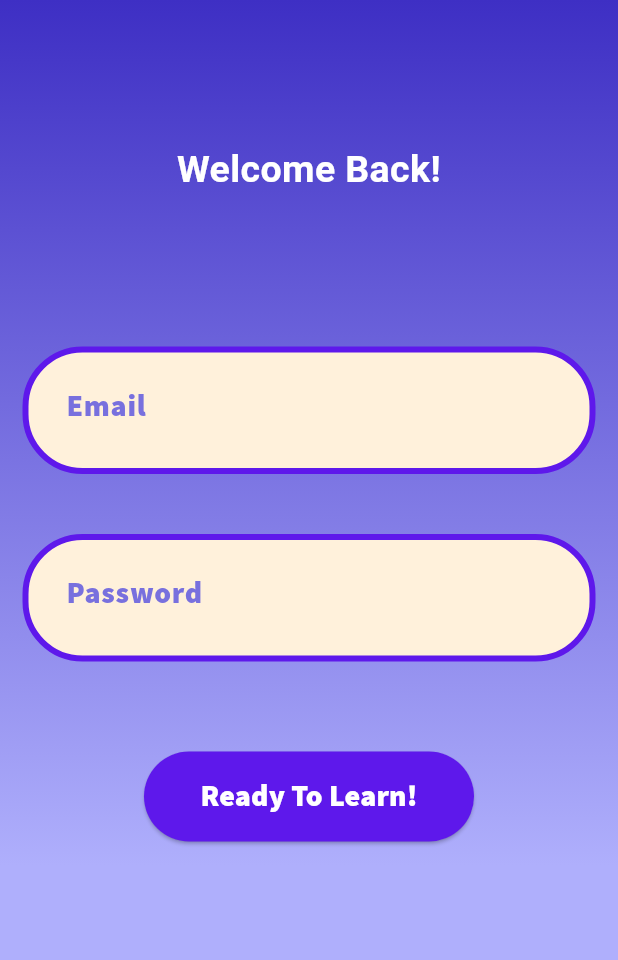
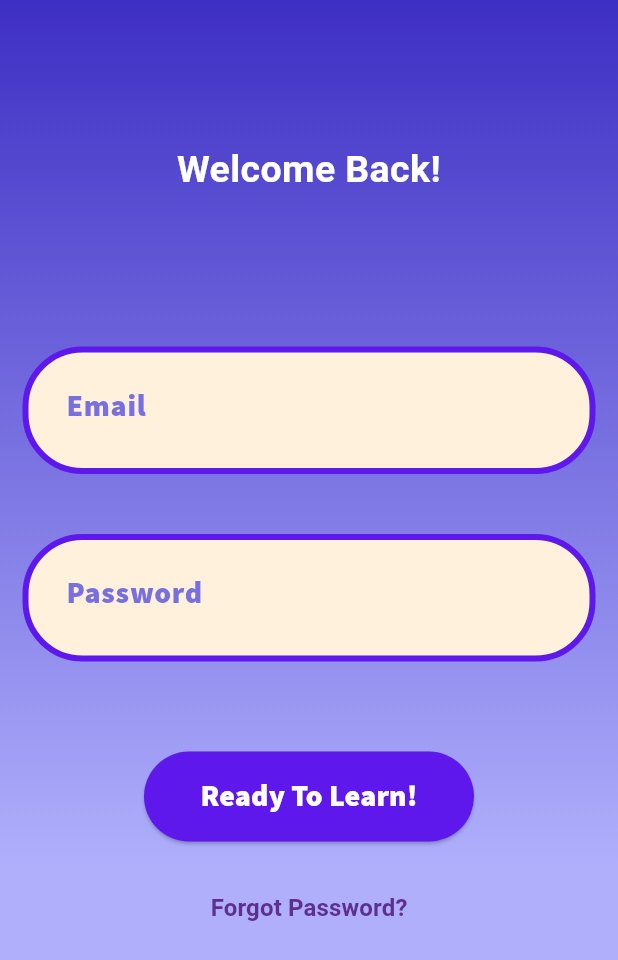
Before and after one commit to Mohamed-Amara/CoinWaFront-KMA-Q125, a Flutter app: the LoginPage screen opened directly, on a phone screen of 412 x 824 dp. Shown: the top 960 px of the screen. Run offline on Flutter 3.47's test engine with Material 3 defaults, Android fonts, the phone set to English and light mode, and no system bars; our stand-ins replace animated_text_kit, confetti, dotted_border, flutter_secure_storage, jwt_decoder, path_drawing and 2 more; accounts and stored records are empty; network calls fail; Roboto replaces fonts that are missing (SourceSans); project files that could hold a hidden picture were left out.

Commit message:
login2 fix

```diff
--- a/lib/Login-Logout/login2.dart
+++ b/lib/Login-Logout/login2.dart
@@ -3,6 +3,7 @@ import 'package:flutter_application_1/Providers/profile_provider.dart';
 import 'package:provider/provider.dart';
 import '../Backend-Service/auth_service.dart';
 import '../lobby.dart';
+import 'Forgot-password.dart'; // Import the ForgotPasswordPage
 
 void main() {
   runApp(const Login2App());
@@ -79,7 +80,7 @@ class _LoginPageState extends State<LoginPage> {
     showDialog(
       context: context,
       builder: (context) => AlertDialog(
-        title: const Text('Try Again:'),
+        title: const Text('Error'),
         content: Text('Username and/or Password is Incorrect!'),
         actions: [
           TextButton(
@@ -89,6 +90,17 @@ class _LoginPageState extends State<LoginPage> {
             child: const Text('OK'),
           ),
         ],
+      ),
+    );
+  }
+
+  // Navigate to ForgotPasswordPage
+  void _forgotPassword() {
+    Navigator.push(
+      context,
+      MaterialPageRoute(
+        builder: (context) =>
+            ForgotPasswordPage(), // Navigate to ForgotPasswordPage
       ),
     );
   }
@@ -223,6 +235,31 @@ class _LoginPageState extends State<LoginPage> {
                       ),
                     ),
                   ),
+                  if (_errorMessage != null)
+                    Padding(
+                      padding: const EdgeInsets.all(8.0),
+                      child: Text(
+                        _errorMessage!,
+                        style: TextStyle(color: Colors.red),
+                      ),
+                    ),
+                  // Forgot password button
+                  Padding(
+                    padding: const EdgeInsets.only(
+                        top: 20), // Adjust the margin as needed
+                    child: TextButton(
+                      onPressed:
+                          _forgotPassword, // Call _forgotPassword to navigate
+                      child: const Text(
+                        'Forgot Password?',
+                        style: TextStyle(
+                          color: Color(0xFF5D2F8E), // Dark purple color
+                          fontSize: 16,
+                          fontWeight: FontWeight.bold,
+                        ),
+                      ),
+                    ),
+                  ),
                 ],
               ),
             ),
```
